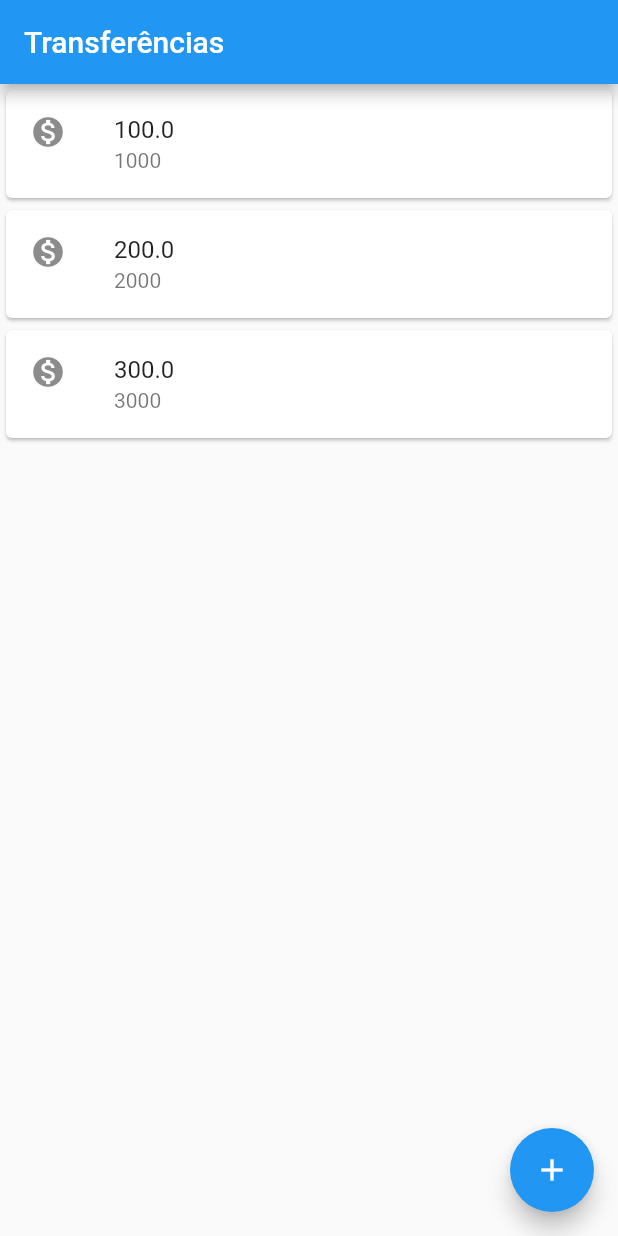
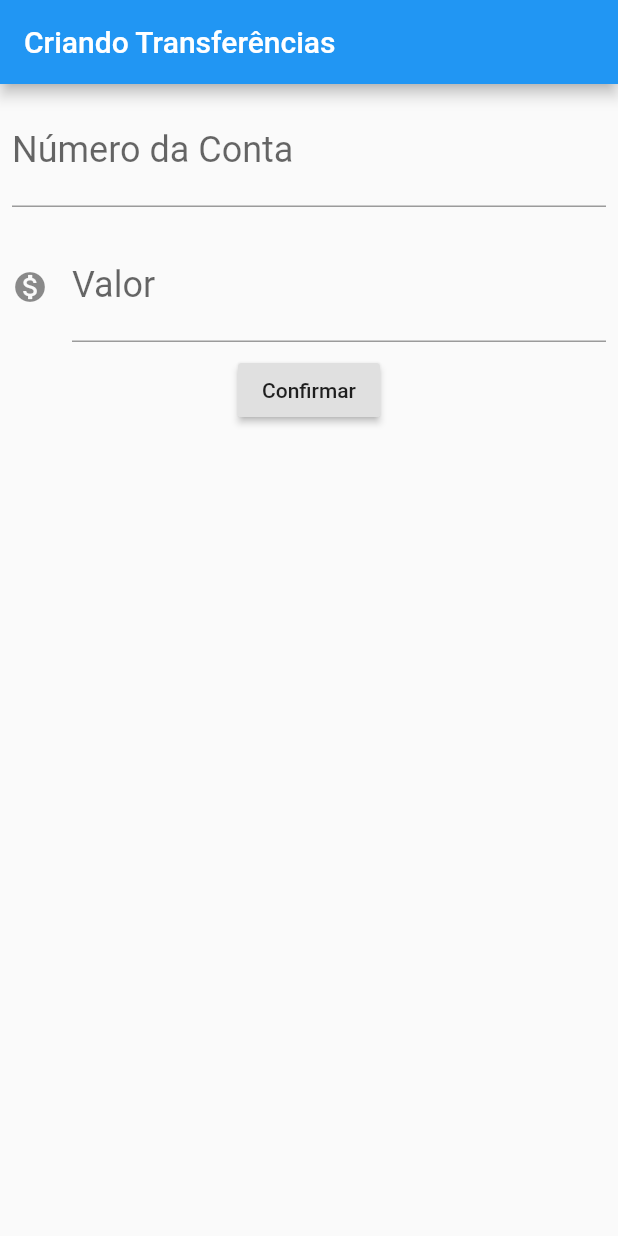
Before and after one commit to josuecamelo/bytebank_flutter, a Flutter app: the screen it shows after launch, on a phone screen of 412 x 824 dp. Run offline on Flutter 3.47's test engine with Material 2 defaults, Android fonts, the phone set to English and light mode, and no system bars.

Commit message:
Alterações Layout

```diff
--- a/lib/main.dart
+++ b/lib/main.dart
@@ -1,29 +1,92 @@
 import 'package:flutter/material.dart';
 
 void main() {
-  runApp(MaterialApp(
-    debugShowCheckedModeBanner: false,
+  runApp(BytebankApp());
+}
+
+class BytebankApp extends StatelessWidget {
+  @override
+  Widget build(BuildContext context) {
+    return MaterialApp(
       home: Scaffold(
-      body: ListaTransferencias(),
+        body: FormularioTransferencia(),
+      ),
+    );
+  }
+}
+
+class FormularioTransferencia extends StatelessWidget {
+  final TextEditingController _controladorCampoNumeroConta =
+  TextEditingController();
+  final TextEditingController _controladorCampoValor = TextEditingController();
+
+  @override
+  Widget build(BuildContext context) {
+    return Scaffold(
       appBar: AppBar(
-        title: Text('Transferências'),
+        title: Text('Criando Transferências'),
       ),
-      floatingActionButton: FloatingActionButton(
-        child: Icon(Icons.add),
+      body: Column(children: [
+        Padding(
+          padding: const EdgeInsets.all(8.0),
+          child: TextField(
+            controller: _controladorCampoNumeroConta,
+            style: TextStyle(fontSize: 24.0),
+            decoration: InputDecoration(
+              labelText: 'Número da Conta',
+              hintText: '0000',
+            ),
+            keyboardType: TextInputType.number,
           ),
         ),
-  ));
+        Padding(
+          padding: const EdgeInsets.all(8.0),
+          child: TextField(
+            controller: _controladorCampoValor,
+            style: TextStyle(fontSize: 24.0),
+            decoration: InputDecoration(
+              icon: Icon(Icons.monetization_on),
+              labelText: 'Valor',
+              hintText: '0.00',
+            ),
+            keyboardType: TextInputType.number,
+          ),
+        ),
+        RaisedButton(
+          onPressed: () {
+            debugPrint('clicou no confirmar');
+            final int numeroConta = int.tryParse(_controladorCampoNumeroConta.text);
+            final double valor = double.tryParse(_controladorCampoValor.text);
+
+            //if(numeroConta!= null && valor != null){
+              final transferenciaCriada = Transferencia(valor, numeroConta);
+              debugPrint('$transferenciaCriada');
+            //}
+          },
+          child: Text('Confirmar'),
+        )
+      ]),
+    );
+  }
 }
 
 class ListaTransferencias extends StatelessWidget {
   @override
   Widget build(BuildContext context) {
-    return Column(
+    return Scaffold(
+      appBar: AppBar(
+        title: Text('Transferências'),
+      ),
+      body: Column(
         children: [
-        ItemTransferencia(Transferencia(100.00, '1000')),
-        ItemTransferencia(Transferencia(200.00, '2000')),
-        ItemTransferencia(Transferencia(300.00, '3000')),
+          // ItemTransferencia(Transferencia(100.00, '1000')),
+          // ItemTransferencia(Transferencia(200.00, '2000')),
+          // ItemTransferencia(Transferencia(300.00, '3000')),
         ],
+      ),
+      floatingActionButton: FloatingActionButton(
+        child: Icon(Icons.add),
+      ),
     );
   }
 }
@@ -39,14 +102,19 @@ class ItemTransferencia extends StatelessWidget {
         child: ListTile(
           leading: Icon(Icons.monetization_on),
           title: Text(_transferencia.valor.toString()),
-      subtitle: Text(_transferencia.numeroConta),
+          subtitle: Text(_transferencia.numeroConta.toString()),
         ));
   }
 }
 
 class Transferencia {
   final double valor;
-  final String numeroConta;
+  final int numeroConta;
 
   Transferencia(this.valor, this.numeroConta);
+
+  @override
+  String toString() {
+    return 'Transferencia{valor: $valor, numeroConta: $numeroConta}';
   }
+}
```
Also changed, not shown: 1 other file. Lines whose indentation alone changed are shown as unchanged.
